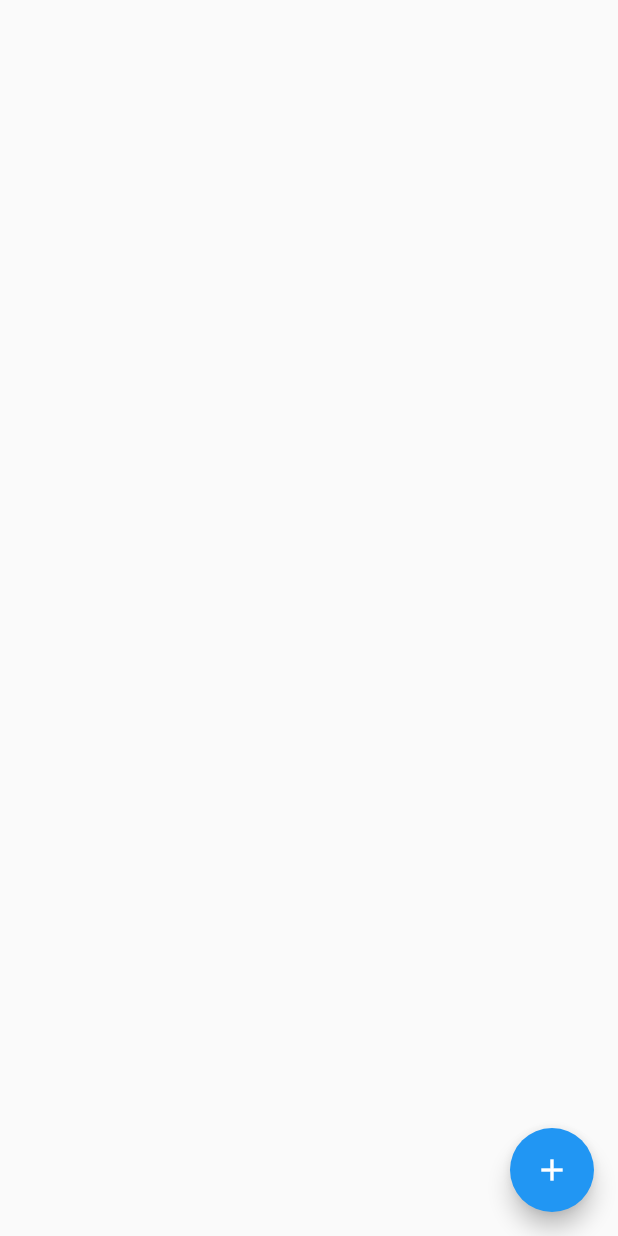
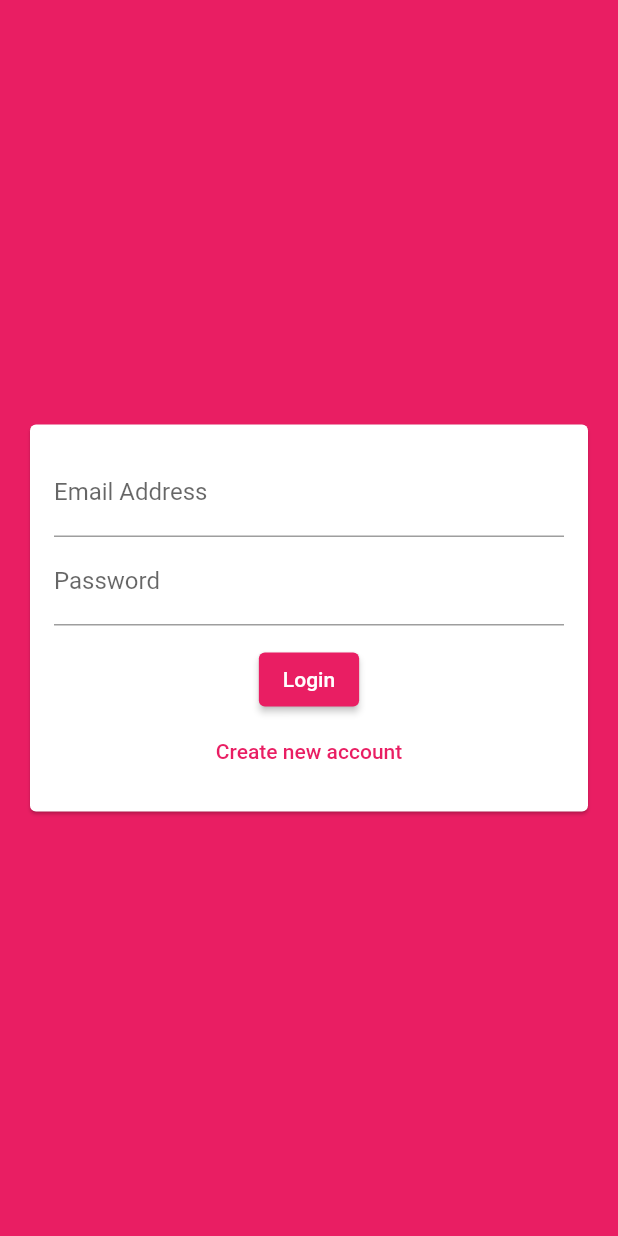
Before and after one commit to Dilman01/chat_app, a Flutter app: the screen it shows after launch, on a phone screen of 412 x 824 dp. Run offline on Flutter 3.47's test engine with Material 2 defaults, Android fonts, the phone set to English and light mode, and no system bars; our stand-ins replace cloud_firestore; accounts and stored records are empty.

Commit message:
Create Authentication Form

```diff
--- a/lib/main.dart
+++ b/lib/main.dart
@@ -1,5 +1,6 @@
 // ignore_for_file: prefer_const_constructors
 
+import 'package:chat_app/screens/auth_screen.dart';
 import 'package:chat_app/screens/chat_screen.dart';
 import 'package:flutter/material.dart';
 
@@ -11,11 +12,21 @@ class MyApp extends StatelessWidget {
   @override
   Widget build(BuildContext context) {
     return MaterialApp(
+      debugShowCheckedModeBanner: false,
       title: 'Flutter Chat',
       theme: ThemeData(
-        primarySwatch: Colors.blue,
+        backgroundColor: Colors.pink,
+        primarySwatch: Colors.pink,
+        accentColor: Colors.deepPurple,
+        accentColorBrightness: Brightness.dark,
+        buttonTheme: ButtonTheme.of(context).copyWith(
+            buttonColor: Colors.pink,
+            textTheme: ButtonTextTheme.primary,
+            shape: RoundedRectangleBorder(
+              borderRadius: BorderRadius.circular(20),
+            )),
       ),
-      home: ChatScreen(),
+      home: AuthScreen(),
     );
   }
 }
--- a/lib/screens/auth_screen.dart
+++ b/lib/screens/auth_screen.dart
@@ -0,0 +1,21 @@
+// ignore_for_file: prefer_const_constructors
+
+import 'package:chat_app/widgets/auth/auth_form.dart';
+import 'package:flutter/material.dart';
+
+class AuthScreen extends StatefulWidget {
+  const AuthScreen({Key key}) : super(key: key);
+
+  @override
+  State<AuthScreen> createState() => _AuthScreenState();
+}
+
+class _AuthScreenState extends State<AuthScreen> {
+  @override
+  Widget build(BuildContext context) {
+    return Scaffold(
+      backgroundColor: Theme.of(context).primaryColor,
+      body: AuthForm(),
+    );
+  }
+}
--- /dev/null
+++ b/lib/widgets/auth/auth_form.dart
@@ -0,0 +1,117 @@
+// ignore_for_file: prefer_const_constructors
+
+import 'package:flutter/material.dart';
+
+class AuthForm extends StatefulWidget {
+  const AuthForm({Key key}) : super(key: key);
+
+  @override
+  State<AuthForm> createState() => _AuthFormState();
+}
+
+class _AuthFormState extends State<AuthForm> {
+  final _formKey = GlobalKey<FormState>();
+  var _isLogin = true;
+  var _userEmail = '';
+  var _userName = '';
+  var _userPassword = '';
+
+  void _trySumbit() {
+    final isValid = _formKey.currentState.validate();
+
+    FocusScope.of(context).unfocus();
+
+    if (isValid) {
+      _formKey.currentState.save();
+      print(_userEmail);
+    }
+  }
+
+  @override
+  Widget build(BuildContext context) {
+    return Center(
+      child: Card(
+        margin: EdgeInsets.all(20),
+        child: SingleChildScrollView(
+          child: Padding(
+            padding: EdgeInsets.all(16),
+            child: Form(
+              key: _formKey,
+              child: Column(
+                mainAxisSize: MainAxisSize.min,
+                children: [
+                  TextFormField(
+                    key: ValueKey('email'),
+                    validator: (value) {
+                      if (value.isEmpty || !value.contains('@')) {
+                        return 'Please enter a valid email address!';
+                      }
+                      return null;
+                    },
+                    keyboardType: TextInputType.emailAddress,
+                    decoration: InputDecoration(
+                      labelText: 'Email Address',
+                    ),
+                    onSaved: (value) {
+                      _userEmail = value;
+                    },
+                  ),
+                   if(!_isLogin)
+                  TextFormField(
+                      key: ValueKey('username'),
+                    validator: (value) {
+                      if (value.isEmpty || value.length < 4) {
+                        return 'Please enter at least 4 characters!';
+                      }
+                      return null;
+                    },
+                    decoration: InputDecoration(
+                      labelText: 'Username',
+                    ),
+                    onSaved: (value) {
+                      _userName = value;
+                    },
+                  ),
+
+                  TextFormField(
+                      key: ValueKey('password'),
+                    validator: (value) {
+                      if (value.isEmpty || value.length < 7) {
+                        return 'Password must be at least 7 characters long!';
+                      }
+                      return null;
+                    },
+                    decoration: InputDecoration(
+                      labelText: 'Password',
+                    ),
+                    obscureText: true,
+                    onSaved: (value) {
+                      _userPassword = value;
+                    },
+                  ),
+                  SizedBox(
+                    height: 12,
+                  ),
+                  ElevatedButton(
+                    onPressed: _trySumbit,
+                    child: Text(_isLogin ? 'Login' : 'Signup'),
+                  ),
+                  TextButton(
+                    onPressed: () {
+                      setState(() {
+                        _isLogin = !_isLogin;
+                      });
+                    },
+                    child: Text(_isLogin
+                        ? 'Create new account'
+                        : 'I already have an account'),
+                  ),
+                ],
+              ),
+            ),
+          ),
+        ),
+      ),
+    );
+  }
+}
```
Also changed, not shown: lib/screens/chat_screen.dart (+5 -3 lines).
